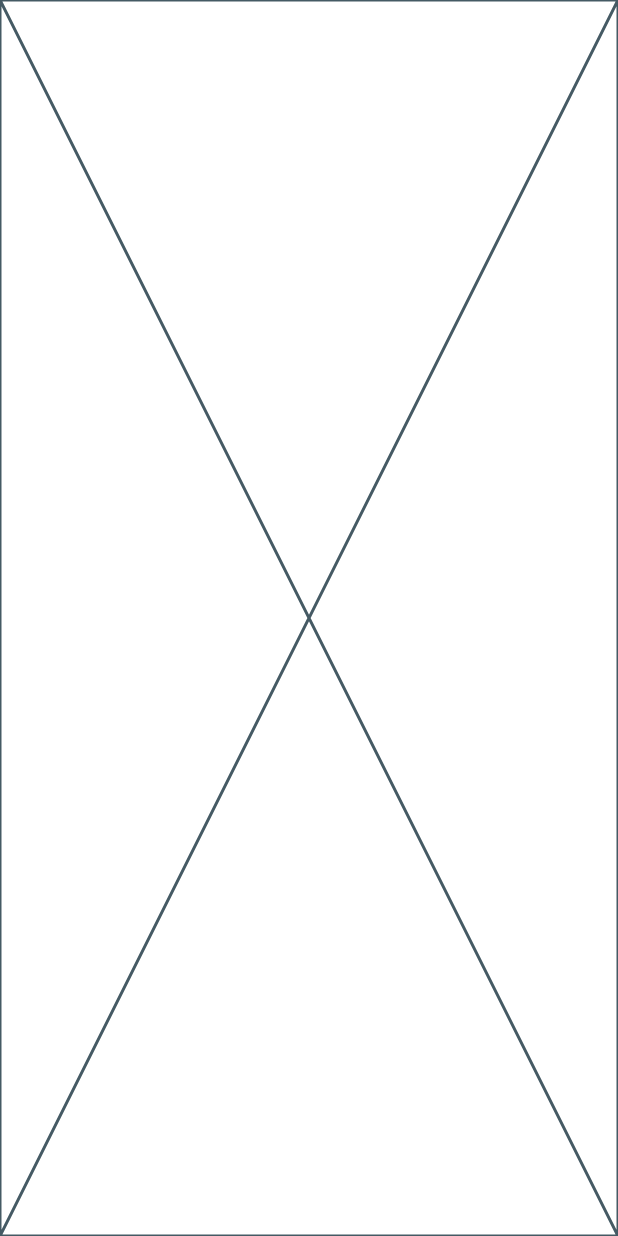
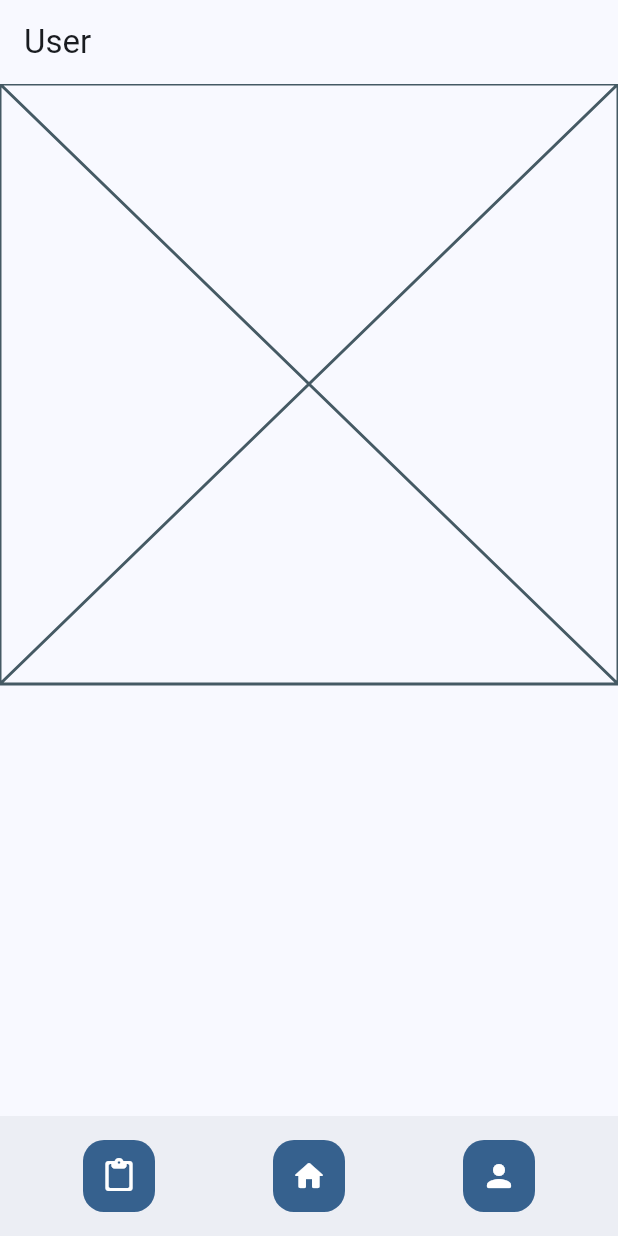
Before and after one commit to ripterdust/flutter_app, a Flutter app: the screen it shows after launch, item 3 of the bottom bar chosen, on a phone screen of 412 x 824 dp. Run offline on Flutter 3.47's test engine with Material 2 defaults, Android fonts, the phone set to English and light mode, and no system bars; our stand-ins replace go_router.

Commit message:
Added userScreen

```diff
--- a/lib/screens/user/user_screen.dart
+++ b/lib/screens/user/user_screen.dart
@@ -1,3 +1,5 @@
+import 'package:clinic_app/core/screen/screen.dart';
+import 'package:clinic_app/screens/user/widgets/user_body.dart';
 import 'package:flutter/material.dart';
 
 class UserScreen extends StatelessWidget {
@@ -7,6 +9,9 @@ class UserScreen extends StatelessWidget {
 
   @override
   Widget build(BuildContext context) {
-    return const Placeholder();
+    return const Screen(
+      title: "User",
+      body: UserBody(),
+    );
   }
 }
--- /dev/null
+++ b/lib/screens/user/widgets/user_body.dart
@@ -0,0 +1,10 @@
+import 'package:flutter/material.dart';
+
+class UserBody extends StatelessWidget {
+  const UserBody({super.key});
+
+  @override
+  Widget build(BuildContext context) {
+    return const Placeholder();
+  }
+}
```
